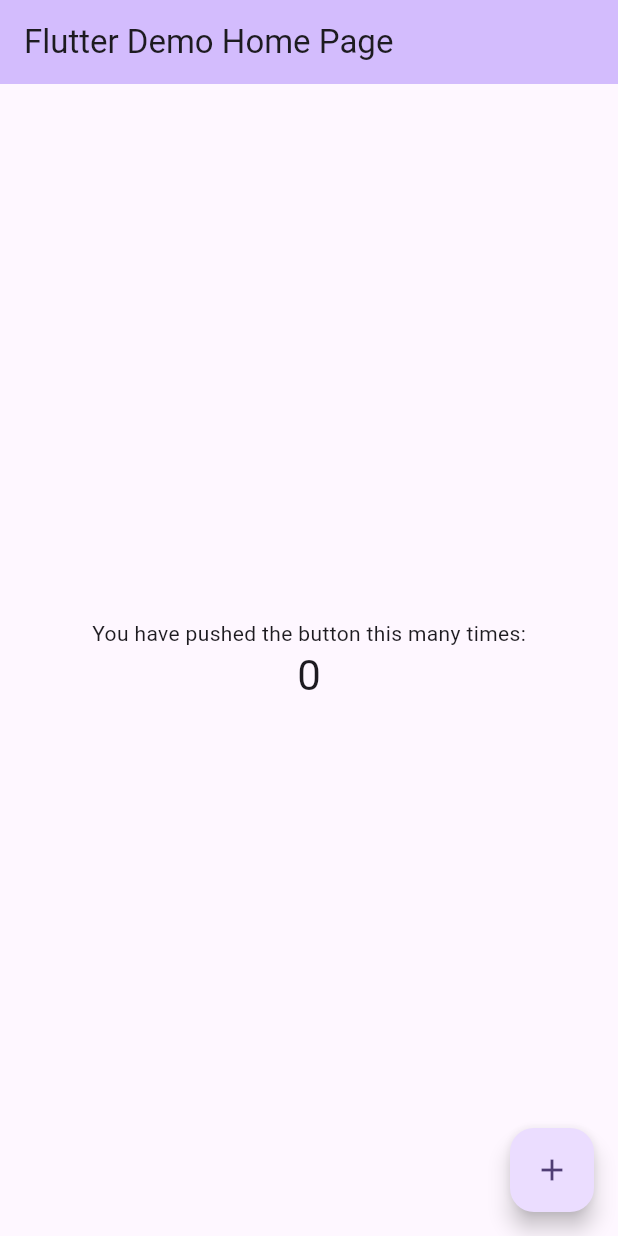
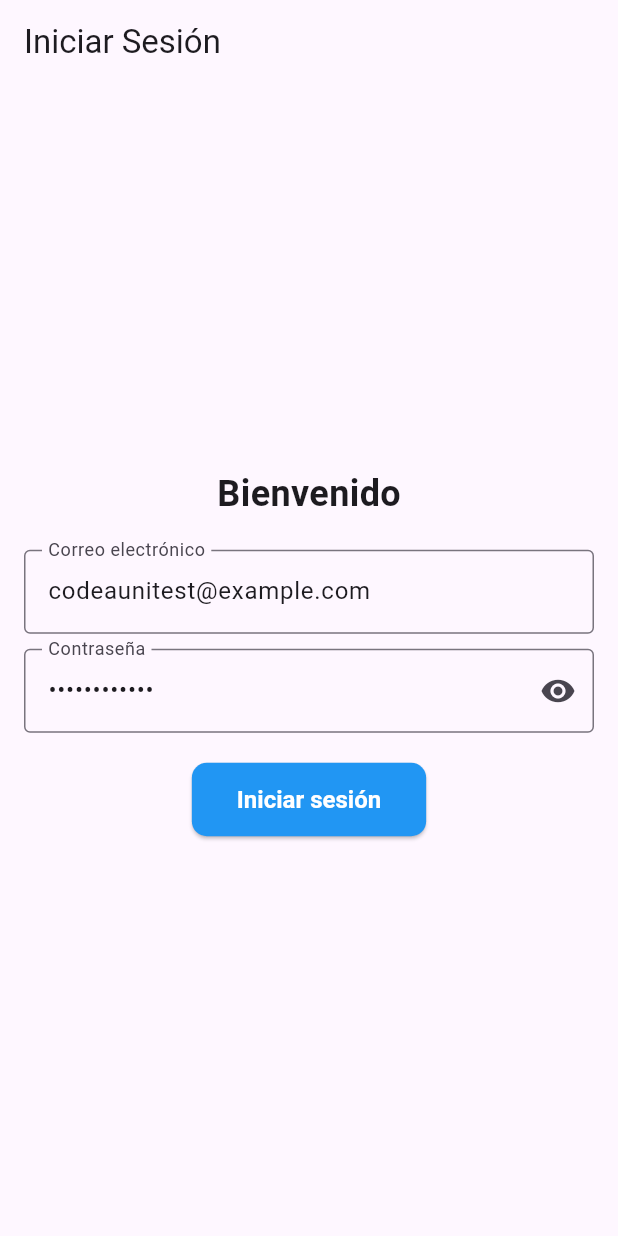
Before and after one commit to CristianBastidas99/TaskManager, a Flutter app: the screen it shows after launch, on a phone screen of 412 x 824 dp. Run offline on Flutter 3.47's test engine with Material 3 defaults, Android fonts, the light colour scheme and no system bars; our stand-ins replace cloud_firestore, connectivity_plus, email_validator, firebase_auth, firebase_core; accounts and stored records are empty.

Commit message:
Actualiza configuración de Android, estructura del proyecto y añade nuevos modelos y pantallas
Se realiza ajustes importantes en el proyecto, incluyendo la actualización de los archivos de configuración build.gradle en Android para adaptarse a nuevas dependencias y requisitos. Además, se modifican archivos clave como main.dart, GeneratedPluginRegistrant.swift y pubspec.yaml para integrar nuevas funcionalidades y gestionar dependencias adicionales. También se incorporan modelos y pantallas en el directorio lib, y se añade una configuración de VSCode para el desarrollo, proporcionando una base estructurada para próximas mejoras en la funcionalidad de la app con soporte para conectividad limitada.

```diff
--- a/lib/main.dart
+++ b/lib/main.dart
@@ -1,125 +1,39 @@
 import 'package:flutter/material.dart';
+import 'package:firebase_core/firebase_core.dart';
+import 'package:firebase_auth/firebase_auth.dart';
 
-void main() {
-  runApp(const MyApp());
+// Importa tus pantallas
+import 'screens/login_screen.dart';
+import 'screens/dashboard_screen.dart';
+//import 'screens/qr_scanner_screen.dart';
+//import 'screens/task_form_screen.dart';
+//import 'screens/export_data_screen.dart';
+//import 'screens/settings_screen.dart';
+
+void main() async {
+  WidgetsFlutterBinding.ensureInitialized();
+  await Firebase.initializeApp();
+  runApp(MyApp());
 }
 
 class MyApp extends StatelessWidget {
-  const MyApp({super.key});
-
-  // This widget is the root of your application.
   @override
   Widget build(BuildContext context) {
     return MaterialApp(
-      title: 'Flutter Demo',
+      title: 'Task Management App',
       theme: ThemeData(
-        // This is the theme of your application.
-        //
-        // TRY THIS: Try running your application with "flutter run". You'll see
-        // the application has a purple toolbar. Then, without quitting the app,
-        // try changing the seedColor in the colorScheme below to Colors.green
-        // and then invoke "hot reload" (save your changes or press the "hot
-        // reload" button in a Flutter-supported IDE, or press "r" if you used
-        // the command line to start the app).
-        //
-        // Notice that the counter didn't reset back to zero; the application
-        // state is not lost during the reload. To reset the state, use hot
-        // restart instead.
-        //
-        // This works for code too, not just values: Most code changes can be
-        // tested with just a hot reload.
-        colorScheme: ColorScheme.fromSeed(seedColor: Colors.deepPurple),
-        useMaterial3: true,
+        primarySwatch: Colors.blue,
+        visualDensity: VisualDensity.adaptivePlatformDensity,
       ),
-      home: const MyHomePage(title: 'Flutter Demo Home Page'),
+      initialRoute: FirebaseAuth.instance.currentUser == null ? '/login' : '/dashboard',
+      routes: {
+        '/login': (context) => LoginScreen(),
+        '/dashboard': (context) => DashboardScreen(),
+        //'/qr_scanner': (context) => QRScannerScreen(),
+        //'/task_form': (context) => TaskFormScreen(),
+        //'/export_data': (context) => ExportDataScreen(),
+        //'/settings': (context) => SettingsScreen(),
+      },
     );
   }
 }
-
-class MyHomePage extends StatefulWidget {
-  const MyHomePage({super.key, required this.title});
-
-  // This widget is the home page of your application. It is stateful, meaning
-  // that it has a State object (defined below) that contains fields that affect
-  // how it looks.
-
-  // This class is the configuration for the state. It holds the values (in this
-  // case the title) provided by the parent (in this case the App widget) and
-  // used by the build method of the State. Fields in a Widget subclass are
-  // always marked "final".
-
-  final String title;
-
-  @override
-  State<MyHomePage> createState() => _MyHomePageState();
-}
-
-class _MyHomePageState extends State<MyHomePage> {
-  int _counter = 0;
-
-  void _incrementCounter() {
-    setState(() {
-      // This call to setState tells the Flutter framework that something has
-      // changed in this State, which causes it to rerun the build method below
-      // so that the display can reflect the updated values. If we changed
-      // _counter without calling setState(), then the build method would not be
-      // called again, and so nothing would appear to happen.
-      _counter++;
-    });
-  }
-
-  @override
-  Widget build(BuildContext context) {
-    // This method is rerun every time setState is called, for instance as done
-    // by the _incrementCounter method above.
-    //
-    // The Flutter framework has been optimized to make rerunning build methods
-    // fast, so that you can just rebuild anything that needs updating rather
-    // than having to individually change instances of widgets.
-    return Scaffold(
-      appBar: AppBar(
-        // TRY THIS: Try changing the color here to a specific color (to
-        // Colors.amber, perhaps?) and trigger a hot reload to see the AppBar
-        // change color while the other colors stay the same.
-        backgroundColor: Theme.of(context).colorScheme.inversePrimary,
-        // Here we take the value from the MyHomePage object that was created by
-        // the App.build method, and use it to set our appbar title.
-        title: Text(widget.title),
-      ),
-      body: Center(
-        // Center is a layout widget. It takes a single child and positions it
-        // in the middle of the parent.
-        child: Column(
-          // Column is also a layout widget. It takes a list of children and
-          // arranges them vertically. By default, it sizes itself to fit its
-          // children horizontally, and tries to be as tall as its parent.
-          //
-          // Column has various properties to control how it sizes itself and
-          // how it positions its children. Here we use mainAxisAlignment to
-          // center the children vertically; the main axis here is the vertical
-          // axis because Columns are vertical (the cross axis would be
-          // horizontal).
-          //
-          // TRY THIS: Invoke "debug painting" (choose the "Toggle Debug Paint"
-          // action in the IDE, or press "p" in the console), to see the
-          // wireframe for each widget.
-          mainAxisAlignment: MainAxisAlignment.center,
-          children: <Widget>[
-            const Text(
-              'You have pushed the button this many times:',
-            ),
-            Text(
-              '$_counter',
-              style: Theme.of(context).textTheme.headlineMedium,
-            ),
-          ],
-        ),
-      ),
-      floatingActionButton: FloatingActionButton(
-        onPressed: _incrementCounter,
-        tooltip: 'Increment',
-        child: const Icon(Icons.add),
-      ), // This trailing comma makes auto-formatting nicer for build methods.
-    );
-  }
-}
--- /dev/null
+++ b/lib/screens/login_screen.dart
@@ -0,0 +1,157 @@
+import 'package:flutter/material.dart';
+import 'package:firebase_auth/firebase_auth.dart';
+import 'package:email_validator/email_validator.dart';
+
+class LoginScreen extends StatefulWidget {
+  @override
+  _LoginScreenState createState() => _LoginScreenState();
+}
+
+class _LoginScreenState extends State<LoginScreen> {
+  final FirebaseAuth _auth = FirebaseAuth.instance;
+  final TextEditingController _emailController =
+      TextEditingController(text: 'codeaunitest@example.com');
+  final TextEditingController _passwordController =
+      TextEditingController(text: 'Codea123test');
+  bool _isLoading = false;
+  String? _errorMessage;
+  bool _obscureText = true;
+
+  // Input validation methods
+  bool _validateEmail(String email) => EmailValidator.validate(email);
+
+  bool _validatePassword(String password) => password.length >= 6;
+
+  // Mapping Firebase error messages
+  String _mapFirebaseError(String errorCode) {
+    switch (errorCode) {
+      case 'user-not-found':
+        return 'Usuario no encontrado.';
+      case 'wrong-password':
+        return 'Contraseña incorrecta.';
+      case 'invalid-email':
+        return 'Correo electrónico inválido.';
+      default:
+        return 'Error en el inicio de sesión. Intente nuevamente.';
+    }
+  }
+
+  Future<void> _login() async {
+    if (!_validateEmail(_emailController.text.trim())) {
+      setState(() {
+        _errorMessage = 'Correo electrónico inválido.';
+      });
+      return;
+    }
+    if (!_validatePassword(_passwordController.text.trim())) {
+      setState(() {
+        _errorMessage = 'La contraseña debe tener al menos 6 caracteres.';
+      });
+      return;
+    }
+
+    setState(() {
+      _isLoading = true;
+      _errorMessage = null;
+    });
+
+    try {
+      await _auth.signInWithEmailAndPassword(
+        email: _emailController.text.trim(),
+        password: _passwordController.text.trim(),
+      );
+      Navigator.pushReplacementNamed(context, '/dashboard');
+    } catch (e) {
+      setState(() {
+        _errorMessage = _mapFirebaseError((e as FirebaseAuthException).code);
+        _isLoading = false;
+      });
+    }
+  }
+
+  @override
+  Widget build(BuildContext context) {
+    return Scaffold(
+      appBar: AppBar(title: Text('Iniciar Sesión')),
+      body: Padding(
+        padding: EdgeInsets.all(16.0),
+        child: Center(
+          child: SingleChildScrollView(
+            child: Form(
+              child: Column(
+                mainAxisAlignment: MainAxisAlignment.center,
+                children: [
+                  Text(
+                    'Bienvenido',
+                    style: TextStyle(fontSize: 24, fontWeight: FontWeight.bold),
+                  ),
+                  SizedBox(height: 20),
+                  TextFormField(
+                    controller: _emailController,
+                    decoration: InputDecoration(
+                      labelText: 'Correo electrónico',
+                      border: OutlineInputBorder(),
+                    ),
+                    keyboardType: TextInputType.emailAddress,
+                  ),
+                  SizedBox(height: 10),
+                  TextFormField(
+                    controller: _passwordController,
+                    decoration: InputDecoration(
+                      labelText: 'Contraseña',
+                      border: OutlineInputBorder(),
+                      suffixIcon: IconButton(
+                        icon: Icon(
+                          _obscureText
+                              ? Icons.visibility
+                              : Icons.visibility_off,
+                        ),
+                        onPressed: () {
+                          setState(() {
+                            _obscureText = !_obscureText;
+                          });
+                        },
+                      ),
+                    ),
+                    obscureText: _obscureText,
+                  ),
+                  SizedBox(height: 20),
+                  _isLoading
+                      ? CircularProgressIndicator()
+                      : ElevatedButton(
+                          onPressed: _login,
+                          style: ElevatedButton.styleFrom(
+                            backgroundColor: Colors.blue, // Background color
+                            foregroundColor: Colors.white, // Text color
+                            padding: EdgeInsets.symmetric(
+                                horizontal: 30, vertical: 15),
+                            textStyle: TextStyle(
+                                fontSize: 16, fontWeight: FontWeight.bold),
+                            shape: RoundedRectangleBorder(
+                              borderRadius: BorderRadius.circular(10),
+                            ),
+                          ),
+                          child: Text('Iniciar sesión'),
+                        ),
+                  SizedBox(height: 10),
+                  if (_errorMessage != null)
+                    Text(
+                      _errorMessage!,
+                      style: TextStyle(color: Colors.red),
+                    ),
+                ],
+              ),
+            ),
+          ),
+        ),
+      ),
+    );
+  }
+
+  @override
+  void dispose() {
+    _emailController.dispose();
+    _passwordController.dispose();
+    super.dispose();
+  }
+}
```
Also changed, not shown: lib/models/tarea.dart (added, +101 -0 lines), lib/screens/dashboard_screen.dart (added, +204 -0 lines), pubspec.yaml (+7 -4 lines), lib/screens/export_data_screen.dart (added), lib/screens/qr_scanner_screen.dart (added), lib/screens/settings_screen.dart (added), lib/screens/task_form_screen.dart (added), 4 other files.
